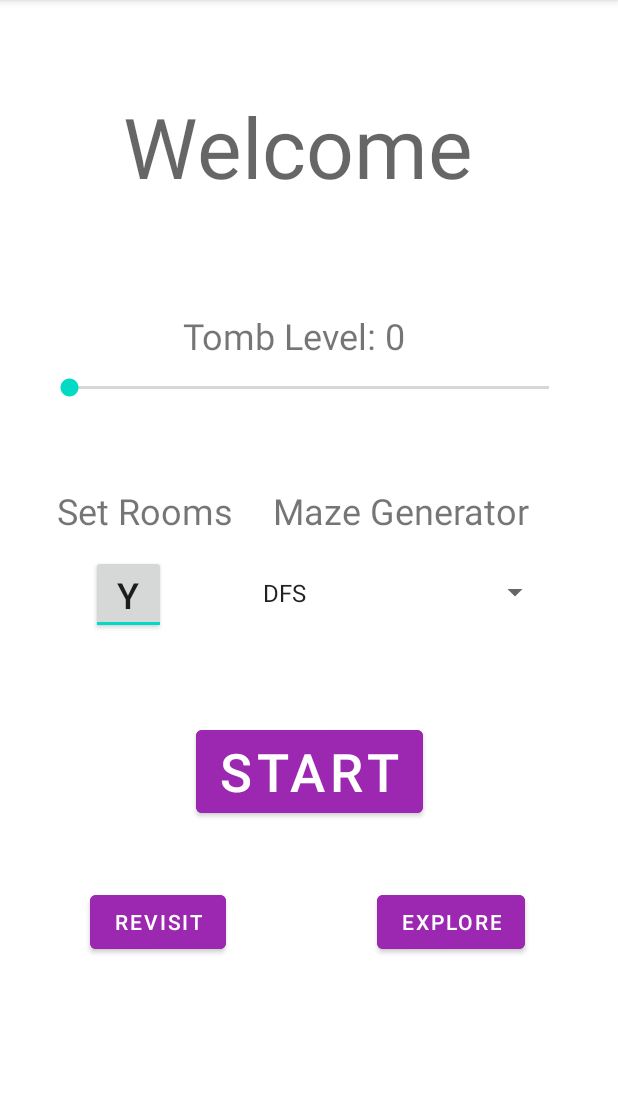
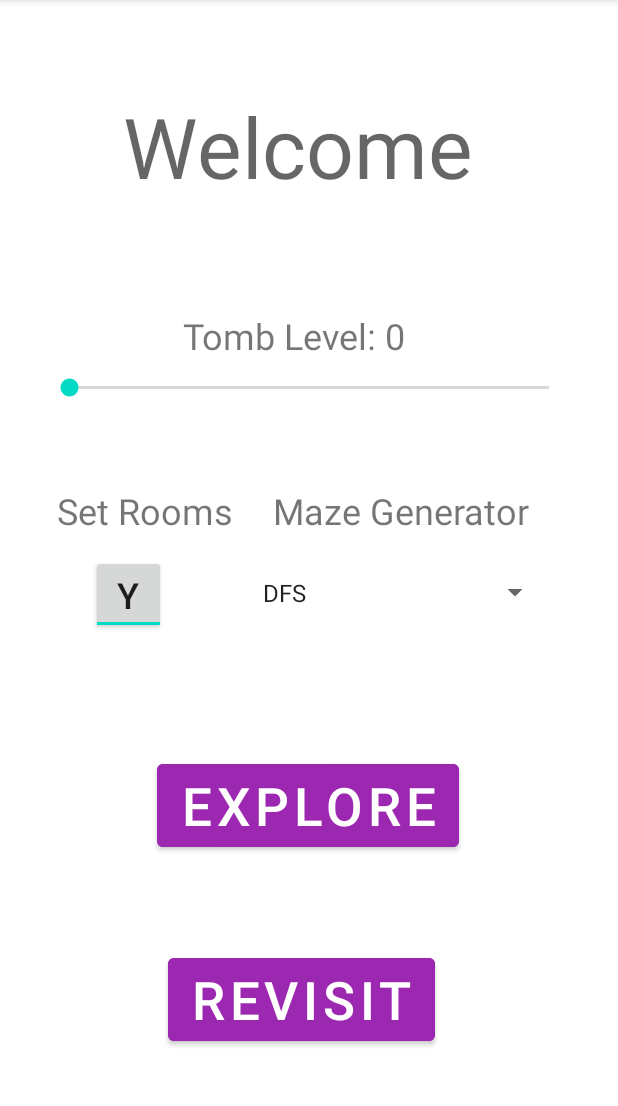
Before and after one commit to Suga-re/AMazeByAnnemarieZheng, an Android app: the screen it shows after launch (AMazeActivity), on a phone screen of 412 x 824 dp, the part 84-1190 px from its top. Run offline under Robolectric (Android 15) with nearby library versions, the phone set to English and light mode, and no system bars.

```diff
--- a/app/src/main/java/com/example/amazebyannemariezheng/GeneratingActivity.java
+++ b/app/src/main/java/com/example/amazebyannemariezheng/GeneratingActivity.java
@@ -50,7 +50,6 @@ public class GeneratingActivity extends AppCompatActivity implements Order {
     private String checkAlgorithm;
     private static boolean perfectMaze;
     private static int seed;
-    SingleRandom random;
     Maze maze=null;
 
 
@@ -72,6 +71,7 @@ public class GeneratingActivity extends AppCompatActivity implements Order {
         skilllevel = intent.getIntExtra("skill level",0);
         perfectMaze =!intent.getBooleanExtra("rooms",true);
         checkAlgorithm= intent.getStringExtra("generation algorithm");
+        seed = intent.getIntExtra("seed",0);
 
 
         if (checkAlgorithm.equals("DFS")){
@@ -84,8 +84,6 @@ public class GeneratingActivity extends AppCompatActivity implements Order {
         else if (checkAlgorithm.equals("Boruvka")){
             builder= Builder.Boruvka;
         }
-        random = new SingleRandom();
-        seed = random.nextInt();
 
         buildMaze();
 
--- a/app/src/main/res/layout/activity_amaze.xml
+++ b/app/src/main/res/layout/activity_amaze.xml
@@ -102,35 +102,20 @@
         app:layout_constraintVertical_bias="0.441" />
 
     <Button
-        android:id="@+id/btnStart"
+        android:id="@+id/btnRevisit"
         android:layout_width="wrap_content"
         android:layout_height="wrap_content"
         android:backgroundTint="#9C27B0"
-        android:text="Start"
+        android:text="Revisit"
         android:textSize="35sp"
         app:iconTint="#7C2B2B"
         app:iconTintMode="add"
         app:layout_constraintBottom_toBottomOf="parent"
         app:layout_constraintEnd_toEndOf="parent"
+        app:layout_constraintHorizontal_bias="0.478"
         app:layout_constraintStart_toStartOf="parent"
         app:layout_constraintTop_toTopOf="parent"
-        app:layout_constraintVertical_bias="0.686"
-        app:rippleColor="#934444" />
-
-    <Button
-        android:id="@+id/btnRevisit"
-        android:layout_width="wrap_content"
-        android:layout_height="wrap_content"
-        android:backgroundTint="#9C27B0"
-        android:text="Revisit"
-        app:iconTint="#7C2B2B"
-        app:iconTintMode="add"
-        app:layout_constraintBottom_toBottomOf="parent"
-        app:layout_constraintEnd_toEndOf="parent"
-        app:layout_constraintHorizontal_bias="0.186"
-        app:layout_constraintStart_toStartOf="parent"
-        app:layout_constraintTop_toTopOf="parent"
-        app:layout_constraintVertical_bias="0.82"
+        app:layout_constraintVertical_bias="0.903"
         app:rippleColor="#934444" />
 
     <Button
@@ -139,13 +124,14 @@
         android:layout_height="wrap_content"
         android:backgroundTint="#9C27B0"
         android:text="Explore"
+        android:textSize="35sp"
         app:iconTint="#7C2B2B"
         app:iconTintMode="add"
         app:layout_constraintBottom_toBottomOf="parent"
         app:layout_constraintEnd_toEndOf="parent"
-        app:layout_constraintHorizontal_bias="0.802"
+        app:layout_constraintHorizontal_bias="0.497"
         app:layout_constraintStart_toStartOf="parent"
         app:layout_constraintTop_toTopOf="parent"
-        app:layout_constraintVertical_bias="0.82"
+        app:layout_constraintVertical_bias="0.718"
         app:rippleColor="#934444" />
 </androidx.constraintlayout.widget.ConstraintLayout>
```
Also changed, not shown: app/src/main/java/com/example/amazebyannemariezheng/AMazeActivity.java (+36 -17 lines).
